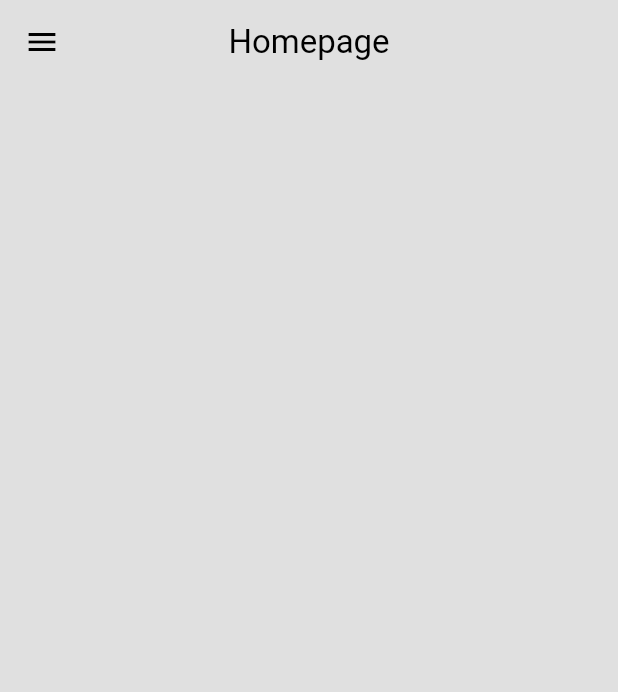
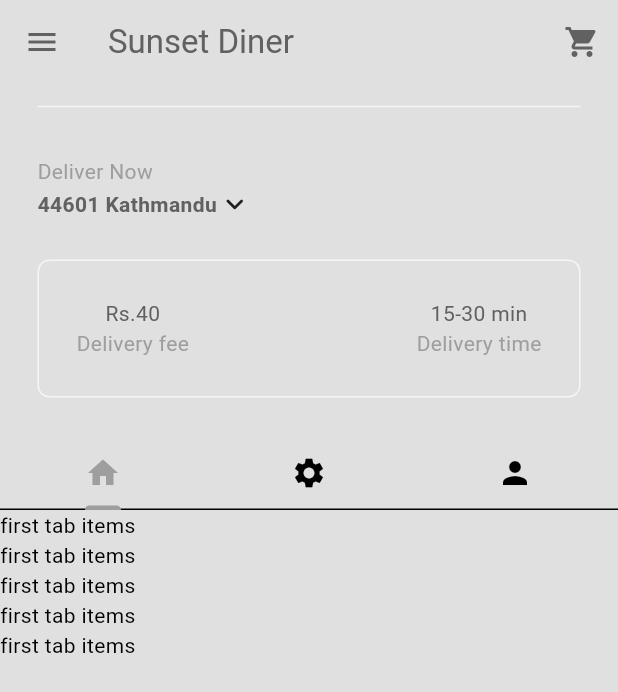
Before and after one commit to SundarDong/Food-Delivery-Apk, a Flutter app: the screen it shows after launch, after a tap on "Sign In", on a phone screen of 412 x 824 dp. Shown: the top 692 px of the screen. Run offline on Flutter 3.47's test engine with Material 3 defaults, Android fonts, the light colour scheme and no system bars.

Commit message:
Silver app bar and tab bar working

```diff
--- /dev/null
+++ b/lib/components/my_current_location.dart
@@ -0,0 +1,61 @@
+import 'package:flutter/material.dart';
+
+class MyCurrentLocation extends StatelessWidget {
+  const MyCurrentLocation({super.key});
+
+  void openLocationSearchBox(BuildContext context){
+    showDialog(
+      context: context,
+       builder: (context)=> AlertDialog(
+        title: const Text("Your location"),
+        content: const TextField(
+          decoration:InputDecoration(
+            hintText: "Search address..",
+          ),
+        ),
+        actions: [
+          //cancel
+          MaterialButton(onPressed: ()=> Navigator.pop(context),
+          child: const Text("Cancel"),
+          ),
+
+          //save
+          MaterialButton(onPressed: ()=> Navigator.pop(context),
+          child: const Text("Save"),
+          )
+        ],
+       ),
+    );
+  }
+
+  @override
+  Widget build(BuildContext context) {
+    return Padding(
+      padding: const EdgeInsets.all(25.0),
+      child: Column(
+        crossAxisAlignment: CrossAxisAlignment.start,
+        children: [
+          Text("Deliver Now",
+          style: TextStyle(color: Theme.of(context).colorScheme.primary),
+          ),
+          GestureDetector(
+            onTap: () => openLocationSearchBox(context),
+            child: Row(
+              children: [
+                //address
+                  Text(
+                     "44601 Kathmandu",
+                      style: TextStyle(color: Theme.of(context).colorScheme.inversePrimary,
+                      fontWeight: FontWeight.bold,
+                      ),
+                   ),
+                //drop down menu
+                Icon(Icons.keyboard_arrow_down_rounded),
+              ],
+            ),
+          )
+        ],
+      ),
+    );
+  }
+}
--- /dev/null
+++ b/lib/components/my_description.dart
@@ -0,0 +1,53 @@
+import 'package:flutter/material.dart';
+
+class MyDescriptionBox extends StatelessWidget {
+  const MyDescriptionBox({super.key});
+
+  @override
+  Widget build(BuildContext context) {
+    //textStyle
+    var myPrimaryTextStyle= TextStyle(
+      color: Theme.of(context).colorScheme.inversePrimary,
+    );
+    var mySecondaryTextStyle= TextStyle(
+      color: Theme.of(context).colorScheme.primary,
+    );
+    return Container(
+      decoration: BoxDecoration(
+        border: Border.all(
+          color: Theme.of(context).colorScheme.secondary,
+        ),
+        borderRadius: BorderRadius.circular(8),
+      ),
+      padding: const EdgeInsets.all(25.0),
+      margin: const EdgeInsets.only(left: 25.0, right: 25.0, bottom: 25.0),
+      child: Row(
+        mainAxisAlignment: MainAxisAlignment.spaceBetween,
+        children: [
+          //deliver fee
+          Column(
+            children: [
+              Text ('Rs.40',
+              style: myPrimaryTextStyle,
+              ),
+              Text ('Delivery fee',
+              style: mySecondaryTextStyle,
+              ),
+            ],
+          ),
+
+          //delivery time
+            Column(
+            children: [
+              Text ('15-30 min',
+              style: myPrimaryTextStyle),
+              Text ('Delivery time',
+              style: mySecondaryTextStyle,
+              ),
+            ],
+          )
+        ],
+      ),
+    );
+  }
+}
--- /dev/null
+++ b/lib/components/my_tab_bar.dart
@@ -0,0 +1,36 @@
+import 'package:flutter/material.dart';
+
+class MyTabBar extends StatelessWidget {
+
+   final TabController tabController;
+
+  const MyTabBar({
+    super.key,
+    required this.tabController,
+    });
+
+  @override
+  Widget build(BuildContext context) {
+    return Container(
+      child: TabBar(
+        controller:tabController,
+        tabs: [
+          //first tab
+          Tab(
+            icon: Icon(Icons.home),
+          ),
+
+          //second tab
+           Tab(
+            icon: Icon(Icons.settings),
+          ),
+
+           //third tab
+           Tab(
+            icon: Icon(Icons.person),
+          )
+        ],
+        ),
+    );
+  }
+}
--- a/lib/pages/home_page.dart
+++ b/lib/pages/home_page.dart
@@ -1,5 +1,9 @@
 import 'package:flutter/material.dart';
+import 'package:food_delivery_app/components/my_current_location.dart';
+import 'package:food_delivery_app/components/my_description.dart';
 import 'package:food_delivery_app/components/my_drawer.dart';
+import 'package:food_delivery_app/components/my_tab_bar.dart';
+import 'package:food_delivery_app/pages/my_sliver_app_bar.dart';
 
 class HomePage extends StatefulWidget {
   const HomePage({super.key});
@@ -8,16 +12,69 @@ class HomePage extends StatefulWidget {
   State<HomePage> createState() => _HomePageState();
 }
 
-class _HomePageState extends State<HomePage> {
+class _HomePageState extends State<HomePage> with SingleTickerProviderStateMixin {
+  //tab controller
+  late TabController _tabController;
+
+  @override
+  void initState(){
+    super.initState();
+    _tabController = TabController(length: 3, vsync: this);
+  }
+
+  @override
+  void dispose() {
+    _tabController.dispose();
+    super.dispose();
+  }
+
   @override
   Widget build(BuildContext context) {
     return Scaffold(
-      appBar: AppBar(
-        title: const Text("Homepage"),
-        centerTitle: true,
-        backgroundColor: Theme.of(context).colorScheme.surface,
+
+        drawer: const MyDrawer(),
+        body: NestedScrollView(
+          headerSliverBuilder: (context, innerBoxIsScrolled)=> [
+            MySliverAppBar(
+              title:MyTabBar(
+                tabController: _tabController ,
+                ),
+              child: Column(
+                mainAxisAlignment: MainAxisAlignment.end,
+                children: [
+                  Divider(
+                    indent: 25,
+                    endIndent: 25,
+                    color: Theme.of(context).colorScheme.secondary,
+                  ),
+
+                  //current location
+                 const MyCurrentLocation(),
+
+                  //description box
+                 const MyDescriptionBox(),
+                ],
+              ),
+               ),
+          ],
+          body: TabBarView(
+            controller: _tabController,
+            children: [
+                ListView.builder(
+                  itemCount: 5,
+                  itemBuilder: (context,index)=> Text("first tab items"),
+                ),
+                ListView.builder(
+                  itemCount: 5,
+                  itemBuilder: (context,index)=> Text("Second tab items"),
+                ),
+                ListView.builder(
+                  itemCount: 5,
+                  itemBuilder: (context,index)=> Text("Third tab items"),
+                ),
+            ],
+           ),
         ),
-        drawer: const MyDrawer(),
     );
   }
 }
--- a/lib/pages/my_sliver_app_bar.dart
+++ b/lib/pages/my_sliver_app_bar.dart
@@ -0,0 +1,41 @@
+import 'package:flutter/material.dart';
+
+class MySliverAppBar extends StatelessWidget {
+  final Widget child;
+  final Widget title;
+
+  const MySliverAppBar({
+    super.key,
+    required this.child,
+    required this.title,
+    });
+
+  @override
+  Widget build(BuildContext context) {
+    return SliverAppBar(
+      expandedHeight: 340,
+      collapsedHeight: 120,
+      floating: false,
+      pinned: true,
+      actions: [
+        IconButton(
+          onPressed: (){},
+           icon:const Icon (Icons.shopping_cart),
+           ),
+      ],
+      backgroundColor: Theme.of(context).colorScheme.surface,
+      foregroundColor: Theme.of(context).colorScheme.inversePrimary,
+      title: const Text("Sunset Diner"),
+      flexibleSpace: FlexibleSpaceBar(
+        background: Padding(
+          padding: const EdgeInsets.only(bottom: 50.0),
+          child: child,
+        ) ,
+        title: title,
+        centerTitle: true,
+        titlePadding: const EdgeInsets.only(left: 0, right:0 , top: 0),
+        expandedTitleScale: 1,
+      ),
+    );
+  }
+}
```
Also changed, not shown: lib/models/food.dart (added).
